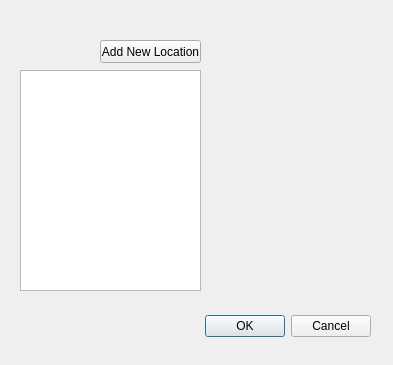
Above: QtGuiApplication1/location_gui.ui from Maxar-Corp/nu-sirve before the change. Below: the same form after it.
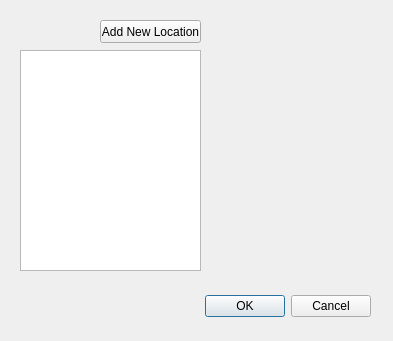
That is the form after the change.

Commit message: change. when location file is saved, then it is automatically assumed to be the desired location. all other dialog boxes will close.

```diff
--- a/QtGuiApplication1/location_gui.ui
+++ b/QtGuiApplication1/location_gui.ui
@@ -7,7 +7,7 @@
     <x>0</x>
     <y>0</y>
     <width>393</width>
-    <height>365</height>
+    <height>341</height>
    </rect>
   </property>
   <property name="windowTitle">
@@ -17,7 +17,7 @@
    <property name="geometry">
     <rect>
      <x>20</x>
-     <y>310</y>
+     <y>290</y>
      <width>351</width>
      <height>33</height>
     </rect>
@@ -71,7 +71,7 @@
    <property name="geometry">
     <rect>
      <x>100</x>
-     <y>40</y>
+     <y>20</y>
      <width>101</width>
      <height>23</height>
     </rect>
@@ -84,7 +84,7 @@
    <property name="geometry">
     <rect>
      <x>220</x>
-     <y>70</y>
+     <y>50</y>
      <width>141</width>
      <height>221</height>
     </rect>
@@ -100,7 +100,7 @@
    <property name="geometry">
     <rect>
      <x>20</x>
-     <y>70</y>
+     <y>50</y>
      <width>181</width>
      <height>221</height>
     </rect>
```
The commit also changes 4 other files.
